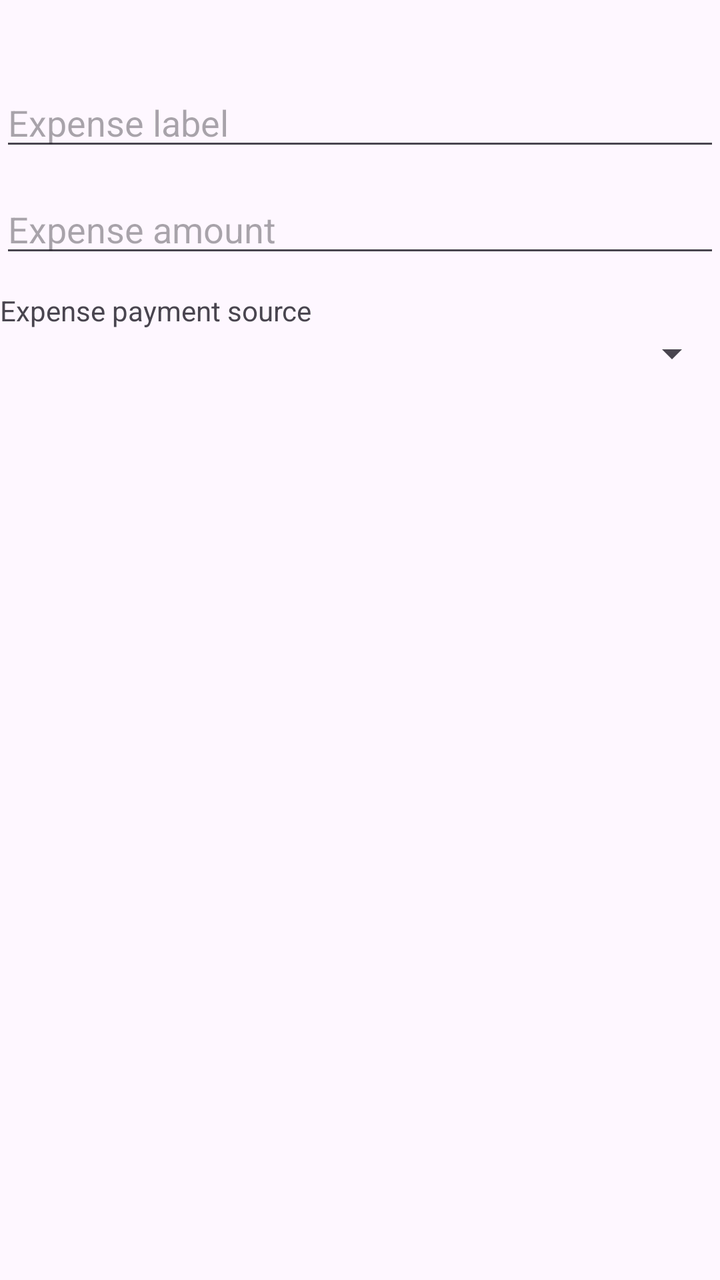
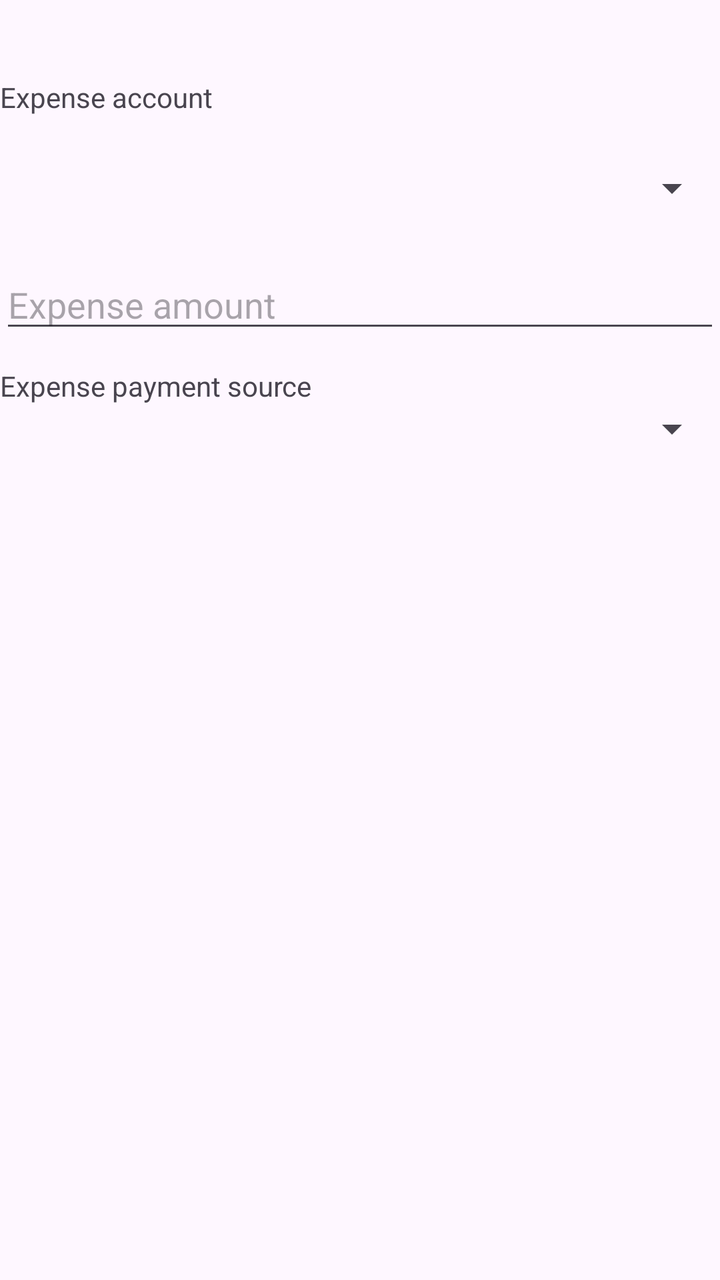

Compare the two renders of this Android layout. The source of the first and the diff that turns it into the second are given below.
<!-- AndroidManifest.xml: application theme Theme.Kilgi -->
<!-- res/layout/dialog_add_expense.xml -->
<?xml version="1.0" encoding="utf-8"?>
<LinearLayout xmlns:android="http://schemas.android.com/apk/res/android"
    android:layout_width="match_parent"
    android:layout_height="wrap_content"
    android:orientation="vertical"
    android:paddingTop="8dp"
    android:paddingBottom="8dp">

    <TextView
        android:id="@+id/text_selected_lot"
        android:layout_width="match_parent"
        android:layout_height="wrap_content"
        android:textAppearance="@style/TextAppearance.Material3.BodyMedium" />

    <EditText
        android:id="@+id/edit_expense_label"
        android:layout_width="match_parent"
        android:layout_height="wrap_content"
        android:layout_marginTop="12dp"
        android:hint="@string/hint_expense_label"
        android:inputType="textCapSentences" />

    <EditText
        android:id="@+id/edit_expense_amount"
        android:layout_width="match_parent"
        android:layout_height="wrap_content"
        android:layout_marginTop="12dp"
        android:hint="@string/hint_expense_amount"
        android:inputType="numberDecimal" />

    <TextView
        android:layout_width="match_parent"
        android:layout_height="wrap_content"
        android:layout_marginTop="12dp"
        android:text="@string/label_expense_payment_source" />

    <Spinner
        android:id="@+id/spinner_expense_payment_source"
        android:layout_width="match_parent"
        android:layout_height="wrap_content" />
</LinearLayout>
<!-- resources referenced by this layout -->
<resources>
  <string name="hint_expense_amount">Expense amount</string>
  <string name="hint_expense_label">Expense label</string>
  <string name="label_expense_payment_source">Expense payment source</string>
  <style name="Theme.Kilgi" parent="Base.Theme.Kilgi" />
  <style name="Base.Theme.Kilgi" parent="Theme.Material3.DayNight.NoActionBar">
          
          
      </style>
</resources>

<!-- the commit's change to res/layout/dialog_add_expense.xml (unified diff, before → after) -->
@@ -12,13 +12,18 @@
         android:layout_height="wrap_content"
         android:textAppearance="@style/TextAppearance.Material3.BodyMedium" />
 
-    <EditText
-        android:id="@+id/edit_expense_label"
+    <TextView
         android:layout_width="match_parent"
         android:layout_height="wrap_content"
         android:layout_marginTop="12dp"
-        android:hint="@string/hint_expense_label"
-        android:inputType="textCapSentences" />
+        android:text="@string/label_expense_account" />
+
+    <Spinner
+        android:id="@+id/spinner_expense_account"
+        android:layout_width="match_parent"
+        android:layout_height="wrap_content"
+        android:layout_marginTop="12dp"
+        android:minHeight="48dp" />
 
     <EditText
         android:id="@+id/edit_expense_amount"
<!-- resource entries referenced after the edit -->
@@ -1,7 +1,7 @@
 <!-- resources referenced by this layout -->
 <resources>
   <string name="hint_expense_amount">Expense amount</string>
-  <string name="hint_expense_label">Expense label</string>
+  <string name="label_expense_account">Expense account</string>
   <string name="label_expense_payment_source">Expense payment source</string>
   <style name="Theme.Kilgi" parent="Base.Theme.Kilgi" />
   <style name="Base.Theme.Kilgi" parent="Theme.Material3.DayNight.NoActionBar">
